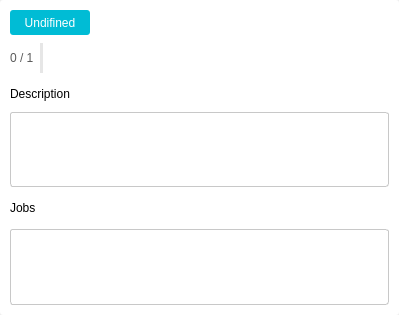
Above: projet.ui from Masha58/KeyPlan before the change. Below: the same form after it.
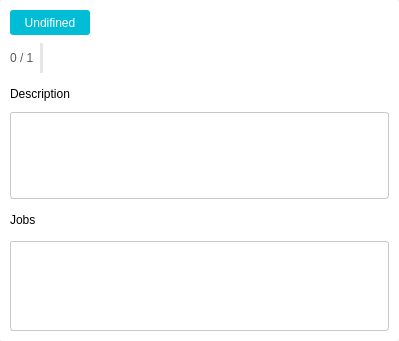
That is the form after the change. Icons and pictures are not drawn.

Commit message: list widget job ajouté ajout colonne bdd : fait - pas fait

Patch:
```diff
--- a/projet.ui
+++ b/projet.ui
@@ -7,7 +7,7 @@
     <x>0</x>
     <y>0</y>
     <width>399</width>
-    <height>315</height>
+    <height>341</height>
    </rect>
   </property>
   <property name="windowTitle">
@@ -363,11 +363,11 @@
            <property name="minimumSize">
             <size>
              <width>0</width>
-             <height>50</height>
+             <height>90</height>
             </size>
            </property>
            <property name="sizeAdjustPolicy">
-            <enum>QAbstractScrollArea::AdjustIgnored</enum>
+            <enum>QAbstractScrollArea::AdjustToContents</enum>
            </property>
            <property name="alternatingRowColors">
             <bool>true</bool>
```
Left out of the diff: 3 changed lines with no effect on the pictures. The commit also changes 6 other files.
